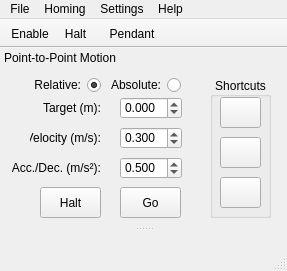
Before: the Qt Designer form mainwindow.ui in petebachant/Tow, drawn with Qt 5.
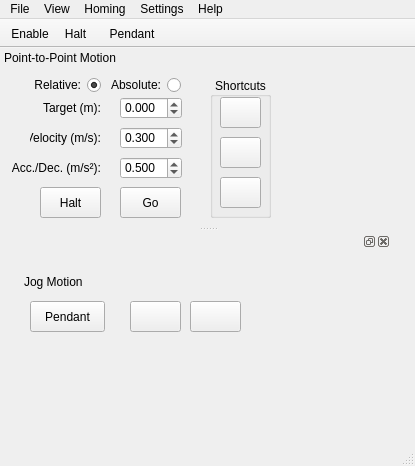
After: the same form once the commit is applied. Icons and pictures are not drawn.

Commit message: Started to change interface a little

The edit to the form file:
```diff
--- a/mainwindow.ui
+++ b/mainwindow.ui
@@ -9,8 +9,8 @@
    <rect>
     <x>0</x>
     <y>0</y>
-    <width>287</width>
-    <height>271</height>
+    <width>415</width>
+    <height>466</height>
    </rect>
   </property>
   <property name="sizePolicy">
@@ -36,8 +36,8 @@
     </property>
     <property name="geometry">
      <rect>
-      <x>30</x>
-      <y>60</y>
+      <x>20</x>
+      <y>40</y>
       <width>231</width>
       <height>71</height>
      </rect>
@@ -122,13 +122,24 @@
      </widget>
     </widget>
    </widget>
+   <widget class="QDockWidget" name="dockWidget">
+    <property name="geometry">
+     <rect>
+      <x>140</x>
+      <y>0</y>
+      <width>251</width>
+      <height>201</height>
+     </rect>
+    </property>
+    <widget class="QWidget" name="dockWidgetContents_3"/>
+   </widget>
   </widget>
   <widget class="QMenuBar" name="menuBar">
    <property name="geometry">
     <rect>
      <x>0</x>
      <y>0</y>
-     <width>287</width>
+     <width>415</width>
      <height>21</height>
     </rect>
    </property>
@@ -176,7 +187,13 @@
     </property>
     <addaction name="actionExit"/>
    </widget>
+   <widget class="QMenu" name="menuView">
+    <property name="title">
+     <string>View</string>
+    </property>
+   </widget>
    <addaction name="menuFile"/>
+   <addaction name="menuView"/>
    <addaction name="menuHoming"/>
    <addaction name="menuOptions"/>
    <addaction name="menuAbout"/>
```
The commit also changes 4 other files.
